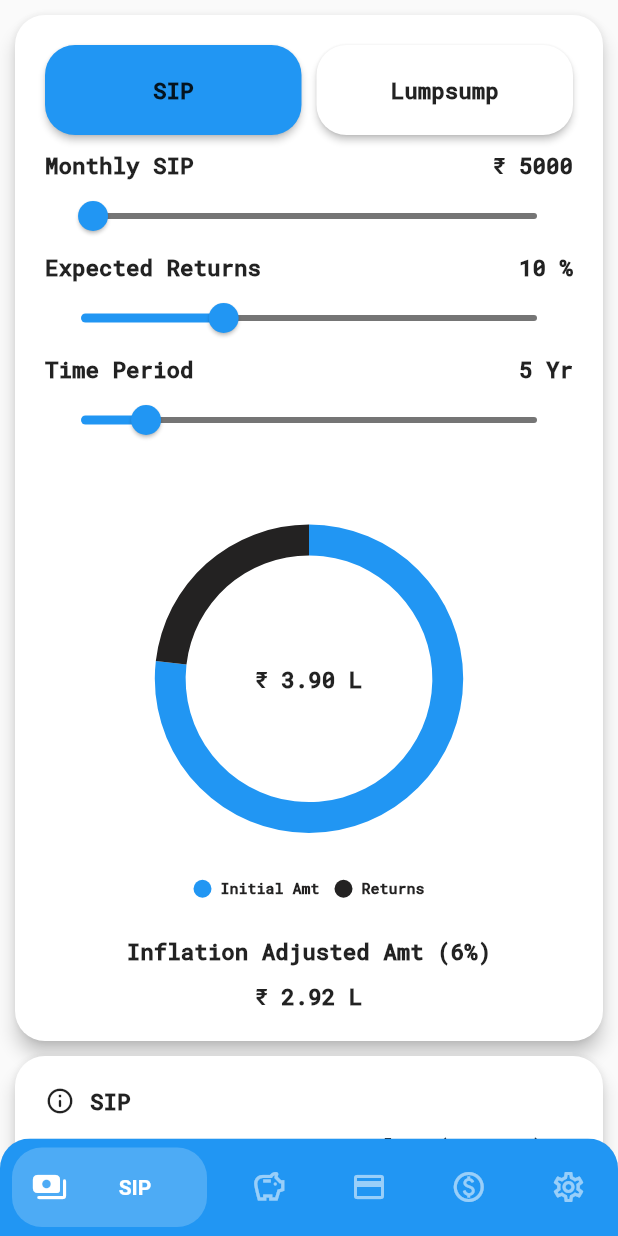
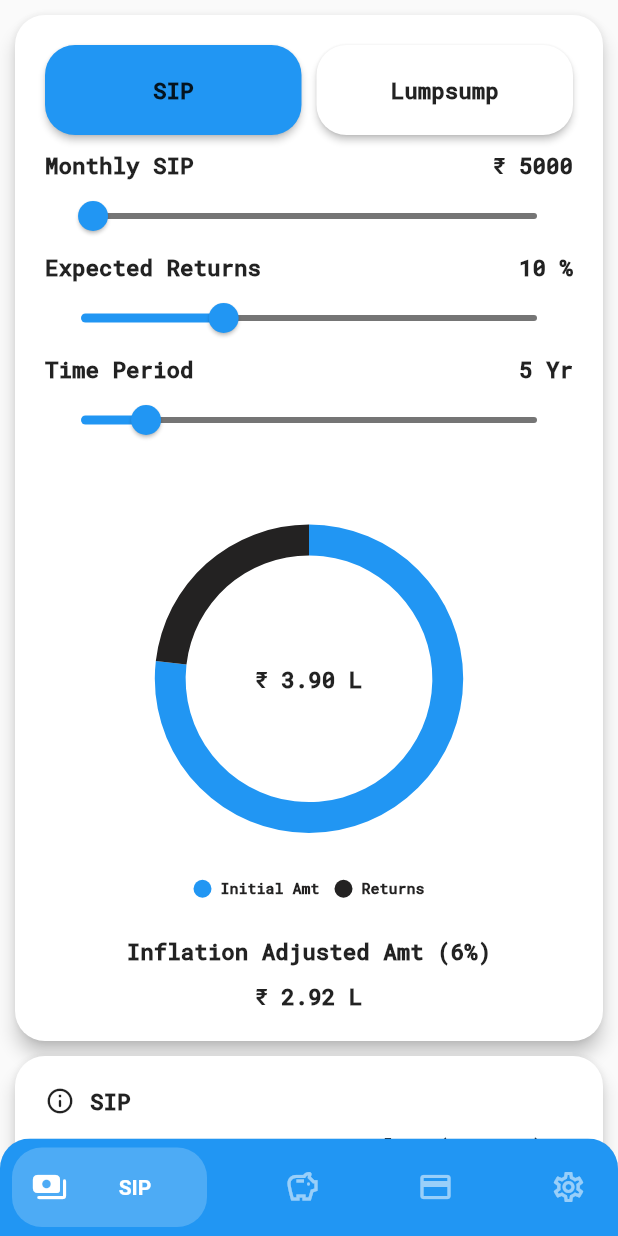
Before and after one commit to MrAugusT22/pocket-science, a Flutter app: the HomePage screen opened by its route, on a phone screen of 412 x 824 dp. Run offline on Flutter 3.47's test engine with Material 2 defaults, Android fonts, the phone set to English and light mode, and no system bars; drawn by our look-alikes of bottom_navy_bar; our stand-ins replace flutter_colorpicker, font_awesome_flutter, shared_preferences, syncfusion_flutter_charts; accounts and stored records are empty.

Commit message:
Crpyto removed

```diff
--- a/lib/screens/currency.dart
+++ b/lib/screens/currency.dart
@@ -30,7 +30,17 @@ class Currency extends StatefulWidget {
 
 class _CurrencyState extends State<Currency> {
   String api = 'F6934F8F-FDAF-4365-8E7B-1C30D460DE8C';
-  List<String> cryptoList = ['USD', 'EUR', 'GBP', 'JPY', 'BTC', 'ETH', 'LTC', 'SOL', 'ADA'];
+  List<String> cryptoList = [
+    'USD',
+    'EUR',
+    'GBP',
+    'JPY',
+    'BTC',
+    'ETH',
+    'LTC',
+    'SOL',
+    'ADA'
+  ];
 
   String coinAPIURL = 'https://rest.coinapi.io/v1/exchangerate';
   bool isWaiting = true;
@@ -49,6 +59,9 @@ class _CurrencyState extends State<Currency> {
         rate = format(price, 2);
       } else {
         print(response.statusCode);
+        setState(() {
+          isWaiting = false;
+        });
         throw 'Problem with the get request';
       }
       cryptoPrices[crypto] = rate;
--- a/lib/screens/home.dart
+++ b/lib/screens/home.dart
@@ -27,7 +27,7 @@ class _HomePageState extends State<HomePage> {
     Sip(),
     Cagr(),
     Emi(),
-    Currency(),
+    // Currency(),
     Profile(),
   ];
 
@@ -96,22 +96,22 @@ class _HomePageState extends State<HomePage> {
                 textAlign: TextAlign.center,
                 inactiveColor: Colors.white54,
               ),
+              // BottomNavyBarItem(
+              //   icon: Padding(
+              //     padding: EdgeInsets.all(5),
+              //     child: _currentIndex == 3
+              //         ? Icon(Icons.paid_rounded)
+              //         : Icon(Icons.paid_outlined),
+              //   ),
+              //   title: Text('Cryptos'),
+              //   activeColor: Colors.white,
+              //   textAlign: TextAlign.center,
+              //   inactiveColor: Colors.white54,
+              // ),
               BottomNavyBarItem(
                 icon: Padding(
                   padding: EdgeInsets.all(5),
                   child: _currentIndex == 3
-                      ? Icon(Icons.paid_rounded)
-                      : Icon(Icons.paid_outlined),
-                ),
-                title: Text('Cryptos'),
-                activeColor: Colors.white,
-                textAlign: TextAlign.center,
-                inactiveColor: Colors.white54,
-              ),
-              BottomNavyBarItem(
-                icon: Padding(
-                  padding: EdgeInsets.all(5),
-                  child: _currentIndex == 4
                       ? Icon(Icons.settings_rounded)
                       : Icon(Icons.settings_outlined),
                 ),
```
